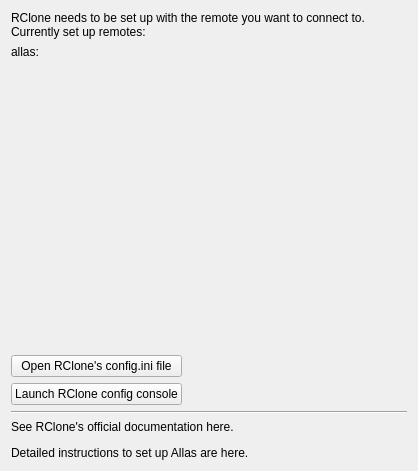
The window that src/wizard/SetupWizardPage2.ui (duri93/OneClone) describes before a commit, drawn with Qt 5.
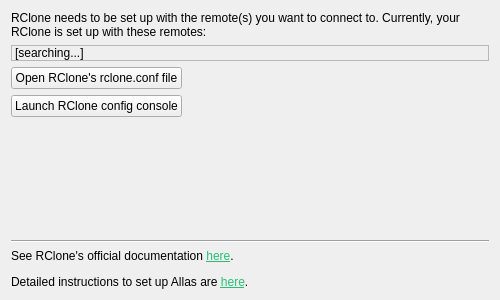
The same window after the commit. Icons and pictures are not drawn.

```diff
--- a/src/wizard/SetupWizardPage2.ui
+++ b/src/wizard/SetupWizardPage2.ui
@@ -6,8 +6,8 @@
    <rect>
     <x>0</x>
     <y>0</y>
-    <width>418</width>
-    <height>471</height>
+    <width>500</width>
+    <height>300</height>
    </rect>
   </property>
   <property name="windowTitle">
@@ -17,7 +17,7 @@
    <item>
     <widget class="QLabel" name="mainLabel">
      <property name="text">
-      <string>RClone needs to be set up with the remote you want to connect to. Currently set up remotes:</string>
+      <string>RClone needs to be set up with the remote(s) you want to connect to. Currently, your RClone is set up with these remotes:</string>
      </property>
      <property name="wordWrap">
       <bool>true</bool>
@@ -26,46 +26,31 @@
    </item>
    <item>
     <widget class="QLabel" name="remotes">
+     <property name="frameShape">
+      <enum>QFrame::Shape::StyledPanel</enum>
+     </property>
      <property name="text">
-      <string>allas:</string>
+      <string>[searching...]</string>
+     </property>
+     <property name="margin">
+      <number>16</number>
      </property>
     </widget>
    </item>
-   <item>
-    <spacer name="verticalSpacer">
-     <property name="orientation">
-      <enum>Qt::Orientation::Vertical</enum>
-     </property>
-     <property name="sizeHint" stdset="0">
-      <size>
-       <width>20</width>
-       <height>40</height>
-      </size>
-     </property>
-    </spacer>
-   </item>
    <item>
     <layout class="QGridLayout" name="gridLayout">
+     <item row="0" column="0">
+      <widget class="QPushButton" name="configFileButton">
+       <property name="text">
+        <string>Open RClone's rclone.conf file</string>
+       </property>
+      </widget>
+     </item>
      <item row="1" column="0">
       <widget class="QPushButton" name="configConsoleButton">
        <property name="text">
         <string>Launch RClone config console</string>
        </property>
-       <property name="icon">
-        <iconset resource="../../resources/resources.qrc">
-         <normaloff>:/icons/open.svg</normaloff>:/icons/open.svg</iconset>
-       </property>
-      </widget>
-     </item>
-     <item row="0" column="0">
-      <widget class="QPushButton" name="configFileButton">
-       <property name="text">
-        <string>Open RClone's config.ini file</string>
-       </property>
-       <property name="icon">
-        <iconset resource="../../resources/resources.qrc">
-         <normaloff>:/icons/open.svg</normaloff>:/icons/open.svg</iconset>
-       </property>
       </widget>
      </item>
      <item row="0" column="1">
@@ -84,16 +69,35 @@
     </layout>
    </item>
    <item>
-    <widget class="Line" name="line">
+    <spacer name="verticalSpacer">
      <property name="orientation">
-      <enum>Qt::Orientation::Horizontal</enum>
+      <enum>Qt::Orientation::Vertical</enum>
+     </property>
+     <property name="sizeHint" stdset="0">
+      <size>
+       <width>20</width>
+       <height>40</height>
+      </size>
+     </property>
+    </spacer>
+   </item>
+   <item>
+    <widget class="QFrame" name="line">
+     <property name="frameShape">
+      <enum>QFrame::Shape::HLine</enum>
+     </property>
+     <property name="frameShadow">
+      <enum>QFrame::Shadow::Sunken</enum>
      </property>
     </widget>
    </item>
    <item>
     <widget class="QLabel" name="docsLabel">
      <property name="text">
-      <string>&lt;html&gt;&lt;head/&gt;&lt;body&gt;&lt;p&gt;See RClone's official documentation here.&lt;/p&gt;&lt;p&gt;Detailed instructions to set up Allas are here.&lt;/p&gt;&lt;/body&gt;&lt;/html&gt;</string>
+      <string>&lt;html&gt;&lt;head/&gt;&lt;body&gt;&lt;p&gt;See RClone's official documentation &lt;a href=&quot;https://rclone.org/commands/rclone_config/&quot;&gt;&lt;span style=&quot; text-decoration: underline; color:#27bf73;&quot;&gt;here&lt;/span&gt;&lt;/a&gt;.&lt;/p&gt;&lt;p&gt;Detailed instructions to set up Allas are &lt;a href=&quot;https://github.com/duri93/OneClone/blob/main/ALLAS_SETUP.md&quot;&gt;&lt;span style=&quot; text-decoration: underline; color:#27bf73;&quot;&gt;here&lt;/span&gt;&lt;/a&gt;.&lt;/p&gt;&lt;/body&gt;&lt;/html&gt;</string>
+     </property>
+     <property name="openExternalLinks">
+      <bool>true</bool>
      </property>
     </widget>
    </item>
```
Left out of the diff: 6 changed lines with no effect on the pictures.
